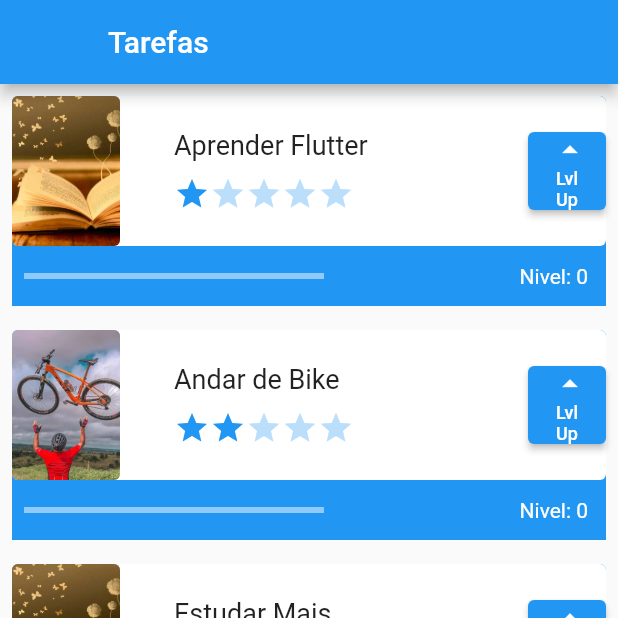
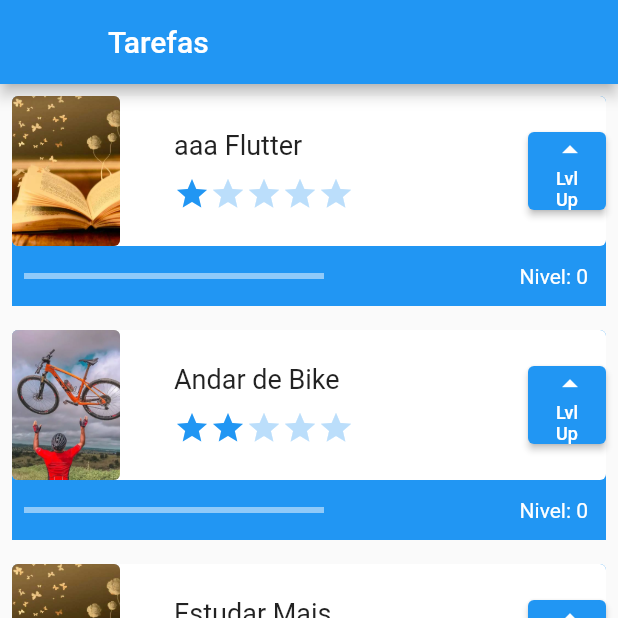
Before and after one commit to gabrieltsujimoto/_tasks_v1, a Flutter app: the screen it shows after launch, on a phone screen of 412 x 824 dp, the top half of it. Run offline on Flutter 3.47's test engine with Material 2 defaults, Android fonts, the phone set to English and light mode, and no system bars.

Commit message:
Adding files

```diff
--- a/lib/screens/initial_screen.dart
+++ b/lib/screens/initial_screen.dart
@@ -20,7 +20,7 @@ class _InitialScreenState extends State<InitialScreen> {
         opacity: opacidade ? 1 : 0,
         child: ListView(
           children: const [
-            Task('Aprender Flutter',
+            Task('aaa Flutter',
                 'lib/assets/images/estudar.jpg',
                 1),
             Task(
```
